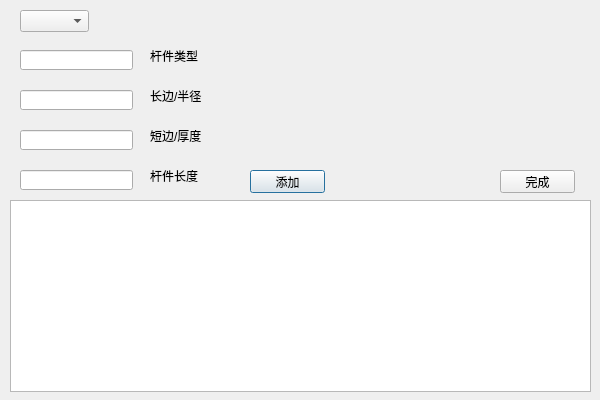
This is TW/SetAllSection.ui in Shixuku/Tower-Visual as Qt 5 draws it before an edit. The edited form follows.
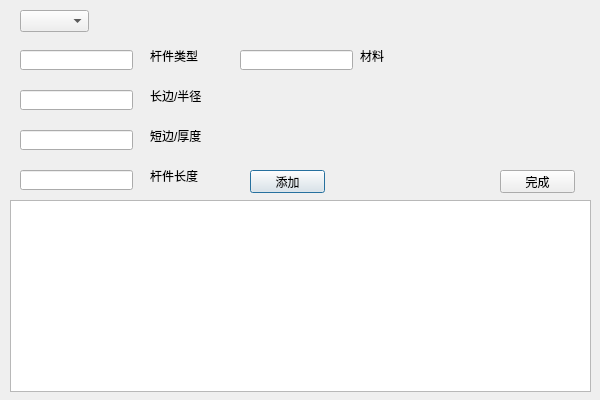
This is the edited form.

What changed in the file:
```diff
--- a/TW/SetAllSection.ui
+++ b/TW/SetAllSection.ui
@@ -151,6 +151,29 @@
     <string>杆件长度</string>
    </property>
   </widget>
+  <widget class="QLineEdit" name="lineEdit_2">
+   <property name="geometry">
+    <rect>
+     <x>240</x>
+     <y>50</y>
+     <width>113</width>
+     <height>20</height>
+    </rect>
+   </property>
+  </widget>
+  <widget class="QLabel" name="label_5">
+   <property name="geometry">
+    <rect>
+     <x>360</x>
+     <y>50</y>
+     <width>54</width>
+     <height>12</height>
+    </rect>
+   </property>
+   <property name="text">
+    <string>材料</string>
+   </property>
+  </widget>
  </widget>
  <layoutdefault spacing="6" margin="11"/>
  <resources/>
```
